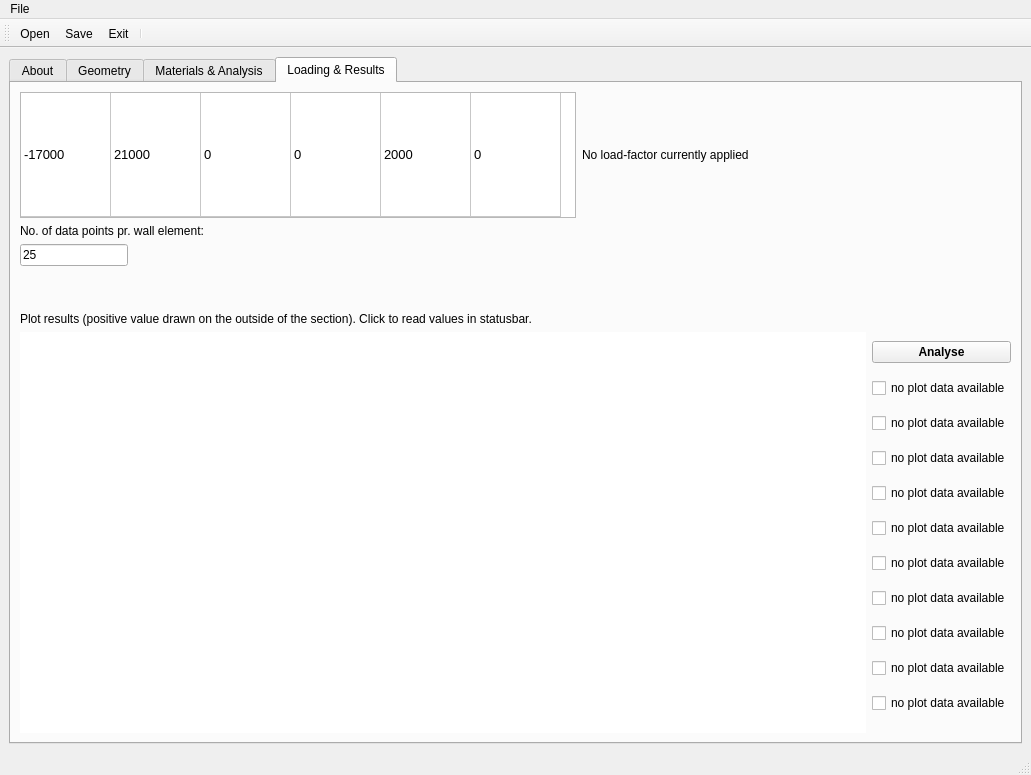
This is hollow_window.ui in Kleissl/HollowRC as Qt 5 draws it before an edit. The edited form follows.
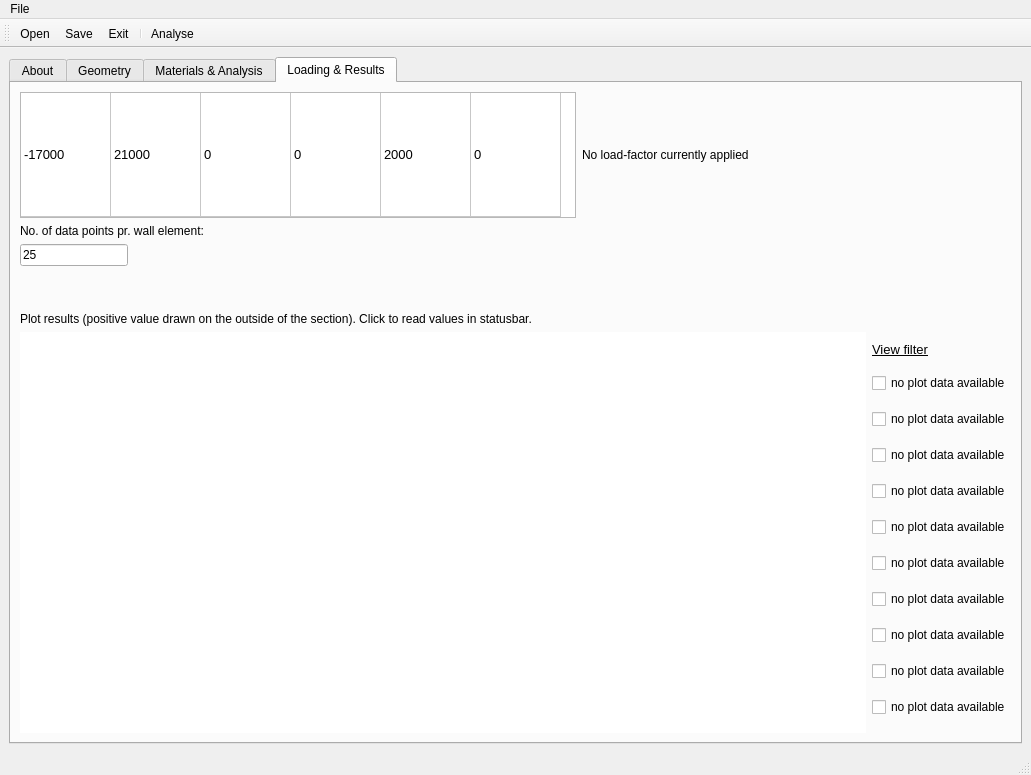
This is the edited form. The open tabs and pages were chosen to show the change. Icons and pictures are not drawn. Custom widgets are drawn as their Qt base class.

Commit message: Moved Analyse bottom up into tool bar incl. icon

```diff
--- a/hollow_window.ui
+++ b/hollow_window.ui
@@ -1450,16 +1450,15 @@
               <item>
                <layout class="QVBoxLayout" name="verticalLayout_3">
                 <item>
-                 <widget class="QPushButton" name="pushButton_analyse">
-                  <property name="font">
-                   <font>
-                    <pointsize>9</pointsize>
-                    <weight>75</weight>
-                    <bold>true</bold>
-                   </font>
+                 <widget class="QLabel" name="label_25">
+                  <property name="sizePolicy">
+                   <sizepolicy hsizetype="Preferred" vsizetype="Fixed">
+                    <horstretch>0</horstretch>
+                    <verstretch>0</verstretch>
+                   </sizepolicy>
                   </property>
                   <property name="text">
-                   <string>Analyse</string>
+                   <string>&lt;html&gt;&lt;head/&gt;&lt;body&gt;&lt;p&gt;&lt;span style=&quot; font-size:10pt; text-decoration: underline;&quot;&gt;View filter&lt;/span&gt;&lt;/p&gt;&lt;/body&gt;&lt;/html&gt;</string>
                   </property>
                  </widget>
                 </item>
@@ -1599,6 +1598,7 @@
    <addaction name="saveAct"/>
    <addaction name="exitAct"/>
    <addaction name="separator"/>
+   <addaction name="analyseAct"/>
   </widget>
   <widget class="QStatusBar" name="statusbar"/>
   <action name="openAct">
@@ -1639,6 +1639,18 @@
     <string>Ctrl+Q</string>
    </property>
   </action>
+  <action name="analyseAct">
+   <property name="icon">
+    <iconset resource="resources.qrc">
+     <normaloff>:/Icons/resources/Analyse_icon.png</normaloff>:/Icons/resources/Analyse_icon.png</iconset>
+   </property>
+   <property name="text">
+    <string>Analyse</string>
+   </property>
+   <property name="shortcut">
+    <string>Ctrl+A</string>
+   </property>
+  </action>
  </widget>
  <customwidgets>
   <customwidget>
```
Left out of the diff: 15 changed lines with no effect on the pictures. The commit also changes 7 other files.
